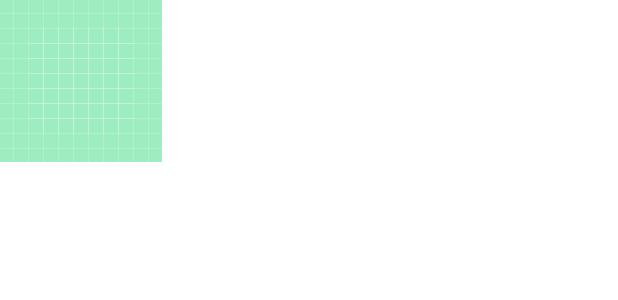
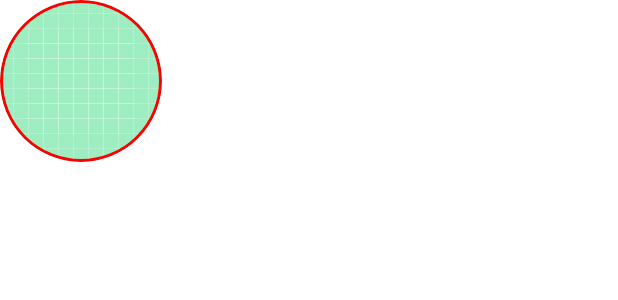
Before and after one commit to martamagui/LearningCompose, an Android app built with Jetpack Compose: the @Preview function DefaultPreview, on a phone screen of 412 x 824 dp. Shown: the top 300 px of the screen. Run offline under Robolectric (Android 15) with nearby library versions, the phone set to English and light mode, and no system bars.

Commit message:
Components: Image, shapes and bordes

```diff
--- a/UdemyCourseDummyProject/app/src/main/java/com/example/udemycoursedummyproject/MainActivity.kt
+++ b/UdemyCourseDummyProject/app/src/main/java/com/example/udemycoursedummyproject/MainActivity.kt
@@ -6,7 +6,10 @@ import androidx.activity.ComponentActivity
 import androidx.activity.compose.setContent
 import androidx.compose.foundation.BorderStroke
 import androidx.compose.foundation.Image
+import androidx.compose.foundation.border
 import androidx.compose.foundation.layout.*
+import androidx.compose.foundation.shape.CircleShape
+import androidx.compose.foundation.shape.RoundedCornerShape
 import androidx.compose.material.*
 import androidx.compose.runtime.Composable
 import androidx.compose.runtime.mutableStateOf
@@ -15,6 +18,7 @@ import androidx.compose.runtime.getValue
 import androidx.compose.runtime.saveable.rememberSaveable
 import androidx.compose.runtime.setValue
 import androidx.compose.ui.Modifier
+import androidx.compose.ui.draw.clip
 import androidx.compose.ui.graphics.Color
 import androidx.compose.ui.res.painterResource
 import androidx.compose.ui.tooling.preview.Preview
@@ -41,6 +45,21 @@ class MainActivity : ComponentActivity() {
 }
 
 @Composable
+fun MyImageAdvance() {
+    Image(
+        painter = painterResource(id = R.drawable.ic_launcher_background),
+        contentDescription = "Esto es un ejemplo",
+        alpha = 0.5f,
+        modifier = Modifier
+            .clip(
+                CircleShape
+                //RoundedCornerShape(20.dp)
+            )
+            .border(2.dp, Color.Red, CircleShape)
+    )
+}
+
+@Composable
 fun MyImage() {
     Image(
         painter = painterResource(id = R.drawable.ic_launcher_background),
@@ -56,6 +75,6 @@ fun MyImage() {
 @Composable
 fun DefaultPreview() {
     UdemyCourseDummyProjectTheme {
-        MyImage()
+        MyImageAdvance()
     }
 }
```
